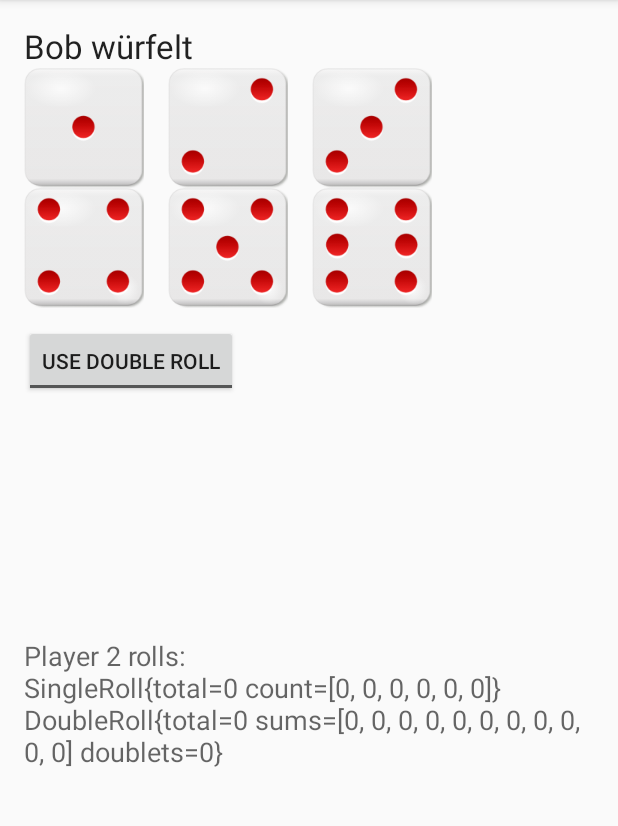
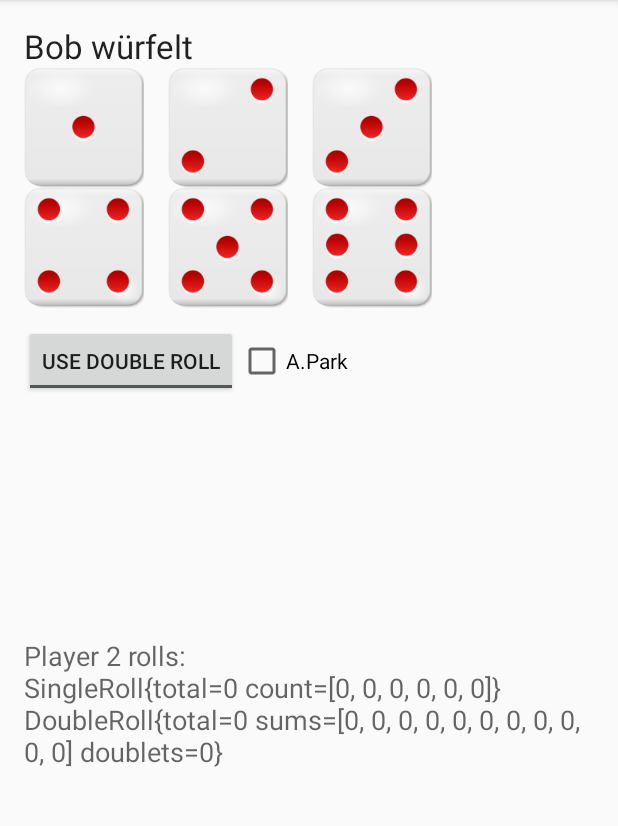
Before and after one commit to thilo20/MachiKoroPad, an Android app: the RollDiceActivity screen opened directly, with no data from a screen before it, after a tap on an icon or button, on a phone screen of 412 x 824 dp, the part 84-910 px from its top. Run offline under Robolectric (Android 15) with nearby library versions, the phone set to English and light mode, and no system bars.

Commit message:
adds cards Harbour and AmusementPark; game (UI+flow) supports harbour and extra turn

```diff
--- a/app/src/main/java/com/thilo20/machikoro/Game.java
+++ b/app/src/main/java/com/thilo20/machikoro/Game.java
@@ -13,14 +13,15 @@ public class Game implements Serializable {
     int numPlayers = 2;
     boolean harbour;
 
+    // stats
+    int turns = 0;
+    int rounds = 0;
+
     // in game
     int currentPlayer = 0;
     int step = 0; // 0: roll dice, 1: buy card
-    boolean hasExtraTurn = false;
-
-    // stats
-    int turns = 0;
-    int rounds = 0;
+    boolean extraTurnNext = false; // true if next turn is an extra turn
+    boolean extraTurnNow = false; // true if current turn is an extra turn
 
     // current game instance
     public static Game instance=null;
@@ -87,12 +88,35 @@ public class Game implements Serializable {
         this.rounds = rounds;
     }
 
+    /**
+     * enables extra turn for the current player as next turn
+     */
+    public void activateExtraTurn() {
+        extraTurnNext = true;
+    }
+
+    /**
+     * true if the current turn is an extra turn
+     */
+    public boolean isExtraTurnNow() {
+        return extraTurnNow;
+    }
+
     public void nextTurn() {
         turns++;
-        if (!hasExtraTurn) nextPlayer();
+        if (extraTurnNext) {
+            // next turn is the extra turn
+            extraTurnNow = true;
+            extraTurnNext = false;
+        } else {
+            nextPlayer();
+        }
     }
 
     public void nextPlayer() {
+        extraTurnNow = false;
+        extraTurnNext =false;
+
         currentPlayer++;
         if (currentPlayer >= numPlayers) {
             currentPlayer = 0;
@@ -100,8 +124,9 @@ public class Game implements Serializable {
         }
     }
 
-    public void initGame(int numPlayers) {
+    public void initGame(int numPlayers, boolean harbour) {
         this.numPlayers = numPlayers;
+        this.harbour = harbour;
         players = new Player[numPlayers];
 
         if (numPlayers > 0) {
--- a/app/src/main/java/com/thilo20/machikoro/Player.java
+++ b/app/src/main/java/com/thilo20/machikoro/Player.java
@@ -81,4 +81,22 @@ public class Player {
     public void setUsesDoubleRoll(boolean usesDoubleRoll) {
         this.myUsesDoubleRoll = usesDoubleRoll;
     }
+
+    public boolean hasHarbour() {
+        for (Card c : cards) {
+            if (c.getName().equals(Card.cardtype.HARBOUR)) {
+                return true;
+            }
+        }
+        return false;
+    }
+
+    public boolean hasAmusementPark() {
+        for (Card c : cards) {
+            if (c.getName().equals(Card.cardtype.AMUSEMENT_PARK)) {
+                return true;
+            }
+        }
+        return false;
+    }
 }
--- a/app/src/main/java/com/thilo20/machikoropad/RollDiceActivity.java
+++ b/app/src/main/java/com/thilo20/machikoropad/RollDiceActivity.java
@@ -1,17 +1,18 @@
 package com.thilo20.machikoropad;
 
+import android.content.DialogInterface;
 import android.content.Intent;
+import android.support.v7.app.AlertDialog;
 import android.support.v7.app.AppCompatActivity;
 import android.os.Bundle;
-import android.text.AndroidCharacter;
 import android.view.View;
+import android.widget.CheckBox;
 import android.widget.RadioButton;
 import android.widget.TextView;
 import android.widget.ToggleButton;
 
-import com.thilo20.dicecount.SingleRoll;
+import com.thilo20.machikoro.Card;
 import com.thilo20.machikoro.Game;
-import com.thilo20.machikoro.Player;
 
 import java.util.logging.Level;
 import java.util.logging.Logger;
@@ -37,10 +38,19 @@ public class RollDiceActivity extends AppCompatActivity {
         // get game
         game = Game.getInstance();
 
+        // hide checkbox "Harbour" if playing without extension
+        if (!game.isHarbour()) {
+            CheckBox cbHarbour = (CheckBox) findViewById(R.id.cbHarbour);
+            cbHarbour.setVisibility(View.INVISIBLE);
+        }
+
         // get player state
         TextView tvPlayer = (TextView) findViewById(R.id.textView3);
-        tvPlayer.setText(game.getCurrentPlayer().getName() + " würfelt");
-        useDoubleRoll = game.getCurrentPlayer().usesDoubleRoll();
+        String caption = game.getCurrentPlayer().getName() + " würfelt";
+        if (game.isExtraTurnNow()) {
+            caption += " extra!";
+        }
+        tvPlayer.setText(caption);
 
         // update stats text
         TextView tvStats=(TextView)findViewById(R.id.textViewStats);
@@ -147,11 +157,33 @@ public class RollDiceActivity extends AppCompatActivity {
         });
         tb.setTextOn("use single roll");
         tb.setTextOff("use double roll");
+
         // has player used double roll last turn?
+        useDoubleRoll = game.getCurrentPlayer().usesDoubleRoll();
         tb.setChecked(useDoubleRoll);
-
         // init dice2 matching toggle
         toggleDice2(null);
+
+        // wire checkboxes
+        CheckBox cbHarbour = (CheckBox) findViewById(R.id.cbHarbour);
+        cbHarbour.setOnClickListener(new View.OnClickListener() {
+            @Override
+            public void onClick(View v) {
+                // add Harbour card
+                game.getCurrentPlayer().getCards().add(Card.forName(Card.cardtype.HARBOUR));
+            }
+        });
+        cbHarbour.setChecked(game.getCurrentPlayer().hasHarbour());
+
+        CheckBox cbAmusementPark = (CheckBox) findViewById(R.id.cbExtraTurn);
+        cbAmusementPark.setOnClickListener(new View.OnClickListener() {
+            @Override
+            public void onClick(View v) {
+                // add AmusementPark card
+                game.getCurrentPlayer().getCards().add(Card.forName(Card.cardtype.AMUSEMENT_PARK));
+            }
+        });
+        cbAmusementPark.setChecked(game.getCurrentPlayer().hasAmusementPark());
     }
 
     public void diceRolled(View view, int number) {
@@ -178,6 +210,64 @@ public class RollDiceActivity extends AppCompatActivity {
         nextAction();
     }
 
+    private void checkHarbour() {
+        // Harbour: test for sum>=10, ask for "+2"
+        if (game.isHarbour()
+                && game.getCurrentPlayer().hasHarbour()
+                && (dice1 + dice2 >= 10)) {
+            // show dialog
+            AlertDialog.Builder builder = new AlertDialog.Builder(RollDiceActivity.this);
+            builder.setMessage("Harbour: +2 ?");
+            builder.setIcon(android.R.drawable.ic_dialog_alert);
+            builder.setCancelable(false);
+            builder.setPositiveButton("Yes", new DialogInterface.OnClickListener() {
+                @Override
+                public void onClick(DialogInterface dialog, int which) {
+                    Logger.getLogger(getClass().getName()).log(Level.INFO, "harbour used, sum=" + (dice1 + dice2 + 2));
+                    checkExtraTurn();
+                }
+            });
+            builder.setNegativeButton("No", new DialogInterface.OnClickListener() {
+                @Override
+                public void onClick(DialogInterface dialog, int which) {
+                    Logger.getLogger(getClass().getName()).log(Level.INFO, "harbour not used, sum=" + (dice1 + dice2));
+                    checkExtraTurn();
+                }
+            });
+            AlertDialog alert = builder.create();
+            alert.show();
+        } else {
+            checkExtraTurn();
+        }
+    }
+
+    private void checkExtraTurn() {
+        // AmusementPark: test for doublets, give extra turn
+        if (!game.isExtraTurnNow()
+                && game.getCurrentPlayer().hasAmusementPark()
+                && dice1 == dice2) {
+            // provide extra turn
+            Logger.getLogger(getClass().getName()).log(Level.INFO, "Extra turn granted");
+            game.activateExtraTurn();
+
+            // show info dialog
+            AlertDialog.Builder builder = new AlertDialog.Builder(RollDiceActivity.this);
+            builder.setMessage("AmusementPark/Doublets: Extra turn!");
+            builder.setIcon(android.R.drawable.ic_dialog_alert);
+            builder.setCancelable(false);
+            builder.setPositiveButton("Nice", new DialogInterface.OnClickListener() {
+                @Override
+                public void onClick(DialogInterface dialog, int which) {
+                    nextTurn();
+                }
+            });
+            AlertDialog alert = builder.create();
+            alert.show();
+        } else {
+            // no extra turn provided
+            nextTurn();
+        }
+    }
 
     private void nextAction() {
         Logger log = Logger.getLogger(getClass().getName());
@@ -190,9 +280,13 @@ public class RollDiceActivity extends AppCompatActivity {
             // increment counter
             game.getCurrentPlayer().getSingleRolls().increment(dice1);
         }
+        // remember choice
+        game.getCurrentPlayer().setUsesDoubleRoll(useDoubleRoll);
 
-        // proceed
-        game.getCurrentPlayer().setUsesDoubleRoll(useDoubleRoll);
+        checkHarbour();
+    }
+
+    private void nextTurn() {
         game.nextTurn();
 
         Intent intent = new Intent(this, RollDiceActivity.class);
--- a/app/src/main/res/layout/activity_roll_dice.xml
+++ b/app/src/main/res/layout/activity_roll_dice.xml
@@ -167,4 +167,24 @@
         android:layout_alignParentBottom="true"
         android:textAppearance="@style/Base.TextAppearance.AppCompat.Medium" />
 
+    <CheckBox
+        android:text="A.Park"
+        android:layout_width="wrap_content"
+        android:layout_height="wrap_content"
+        android:id="@+id/cbExtraTurn"
+        android:layout_alignBaseline="@+id/toggleButton"
+        android:layout_alignBottom="@+id/toggleButton"
+        android:layout_toRightOf="@+id/toggleButton"
+        android:layout_toEndOf="@+id/toggleButton" />
+
+    <CheckBox
+        android:text="Harbour"
+        android:layout_width="wrap_content"
+        android:layout_height="wrap_content"
+        android:id="@+id/cbHarbour"
+        android:layout_alignBaseline="@+id/toggleButton"
+        android:layout_alignBottom="@+id/toggleButton"
+        android:layout_toRightOf="@+id/cbExtraTurn"
+        android:layout_toEndOf="@+id/cbExtraTurn" />
+
 </RelativeLayout>
```
Also changed, not shown: app/src/main/java/com/thilo20/machikoro/Card.java (+40 -6 lines), app/src/main/java/com/thilo20/machikoropad/NewGameActivity.java (+6 -1 lines).
